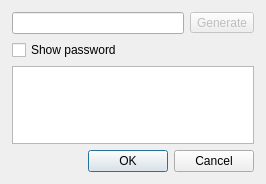
First picture: the form in passworddialog.ui, repository IJHack/QtPass, before the edit.
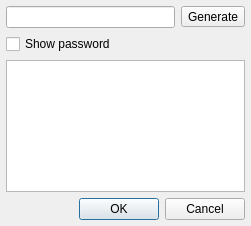
Second picture: the form after the edit.

```diff
--- a/passworddialog.ui
+++ b/passworddialog.ui
@@ -6,25 +6,40 @@
    <rect>
     <x>0</x>
     <y>0</y>
-    <width>266</width>
-    <height>184</height>
+    <width>251</width>
+    <height>226</height>
    </rect>
   </property>
   <property name="windowTitle">
    <string>Password</string>
   </property>
+  <layout class="QVBoxLayout" name="verticalLayout_2">
+   <property name="leftMargin">
+    <number>6</number>
+   </property>
+   <property name="topMargin">
+    <number>6</number>
+   </property>
+   <property name="rightMargin">
+    <number>6</number>
+   </property>
+   <property name="bottomMargin">
+    <number>6</number>
+   </property>
+   <item>
+    <widget class="QWidget" name="widget" native="true">
   <layout class="QVBoxLayout" name="verticalLayout">
    <property name="leftMargin">
-    <number>12</number>
+       <number>0</number>
    </property>
    <property name="topMargin">
-    <number>12</number>
+       <number>0</number>
    </property>
    <property name="rightMargin">
-    <number>12</number>
+       <number>0</number>
    </property>
    <property name="bottomMargin">
-    <number>12</number>
+       <number>0</number>
    </property>
    <item>
     <layout class="QHBoxLayout" name="horizontalLayout_3">
@@ -38,7 +53,7 @@
      <item>
       <widget class="QToolButton" name="createPasswordButton">
        <property name="enabled">
-        <bool>false</bool>
+           <bool>true</bool>
        </property>
        <property name="text">
         <string>Generate</string>
@@ -65,6 +80,9 @@
      <property name="standardButtons">
       <set>QDialogButtonBox::Cancel|QDialogButtonBox::Ok</set>
      </property>
+       </widget>
+      </item>
+     </layout>
     </widget>
    </item>
   </layout>
```
Left out of the diff: 2 changed lines with no effect on the pictures. Lines whose indentation alone changed are shown as unchanged.
